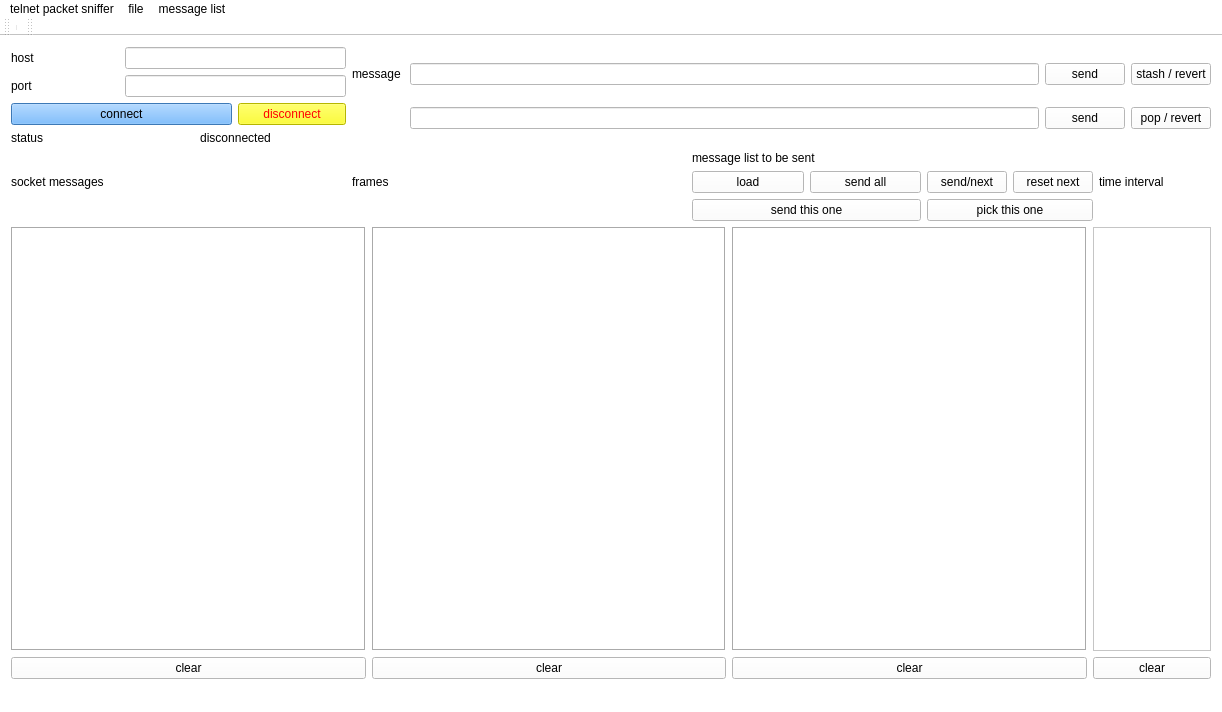
First picture: the form in telnetPacketSniffer/mainwindow.ui, repository cf16/qt, before the edit.
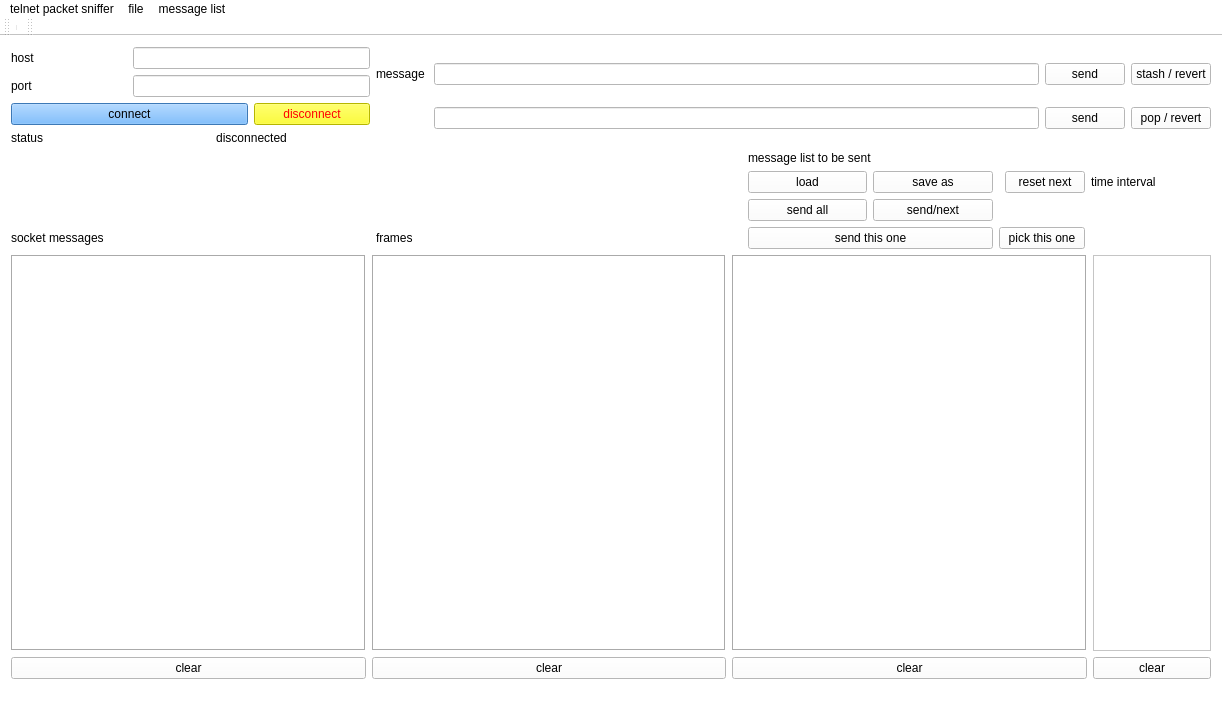
Second picture: the form after the edit.

Patch:
```diff
--- a/telnetPacketSniffer/mainwindow.ui
+++ b/telnetPacketSniffer/mainwindow.ui
@@ -30,14 +30,7 @@
     </sizepolicy>
    </property>
    <layout class="QGridLayout" name="gridLayout_3">
-    <item row="3" column="4">
-     <widget class="QPushButton" name="sendNextMsgListButton">
-      <property name="text">
-       <string>send/next</string>
-      </property>
-     </widget>
-    </item>
-    <item row="3" column="6">
+    <item row="4" column="7">
      <widget class="QLabel" name="timeLabel">
       <property name="sizePolicy">
        <sizepolicy hsizetype="Preferred" vsizetype="Preferred">
@@ -50,47 +43,28 @@
       </property>
      </widget>
     </item>
-    <item row="4" column="2" colspan="2">
+    <item row="6" column="3" colspan="2">
      <widget class="QPushButton" name="sendThisOneBtn">
       <property name="text">
        <string>send this one</string>
       </property>
      </widget>
     </item>
-    <item row="3" column="2">
-     <widget class="QPushButton" name="loadListMsgButton">
-      <property name="sizePolicy">
-       <sizepolicy hsizetype="Minimum" vsizetype="Fixed">
-        <horstretch>1</horstretch>
-        <verstretch>0</verstretch>
-       </sizepolicy>
-      </property>
+    <item row="4" column="6">
+     <widget class="QPushButton" name="resetNextBtn">
       <property name="text">
-       <string>load</string>
+       <string>reset next</string>
       </property>
      </widget>
     </item>
-    <item row="3" column="3">
-     <widget class="QPushButton" name="sendAllMsgListButton">
-      <property name="sizePolicy">
-       <sizepolicy hsizetype="Minimum" vsizetype="Fixed">
-        <horstretch>1</horstretch>
-        <verstretch>0</verstretch>
-       </sizepolicy>
-      </property>
-      <property name="text">
-       <string>send all</string>
-      </property>
-     </widget>
-    </item>
-    <item row="4" column="4" colspan="2">
+    <item row="6" column="5" colspan="2">
      <widget class="QPushButton" name="pickThisOneBtn">
       <property name="text">
        <string>pick this one</string>
       </property>
      </widget>
     </item>
-    <item row="5" column="0" colspan="7">
+    <item row="7" column="0" colspan="8">
      <layout class="QGridLayout" name="gridLayout_2">
       <item row="0" column="0">
        <widget class="QPlainTextEdit" name="msgsPlainTextEdit">
@@ -192,7 +166,7 @@
       </item>
      </layout>
     </item>
-    <item row="0" column="1" colspan="6">
+    <item row="0" column="1" colspan="7">
      <layout class="QGridLayout" name="gridLayout_4">
       <item row="1" column="2">
        <widget class="QPushButton" name="sendStashedBtn">
@@ -244,7 +218,7 @@
       </item>
      </layout>
     </item>
-    <item row="1" column="2" colspan="2">
+    <item row="1" column="3" colspan="2">
      <widget class="QLabel" name="msgListLabel">
       <property name="sizePolicy">
        <sizepolicy hsizetype="Preferred" vsizetype="Preferred">
@@ -260,45 +234,6 @@
       </property>
      </widget>
     </item>
-    <item row="3" column="5">
-     <widget class="QPushButton" name="resetNextBtn">
-      <property name="text">
-       <string>reset next</string>
-      </property>
-     </widget>
-    </item>
-    <item row="3" column="0">
-     <widget class="QLabel" name="socketMessagesLabel">
-      <property name="sizePolicy">
-       <sizepolicy hsizetype="Preferred" vsizetype="Preferred">
-        <horstretch>3</horstretch>
-        <verstretch>0</verstretch>
-       </sizepolicy>
-      </property>
-      <property name="styleSheet">
-       <string notr="true"/>
-      </property>
-      <property name="text">
-       <string>socket messages</string>
-      </property>
-     </widget>
-    </item>
-    <item row="3" column="1">
-     <widget class="QLabel" name="framesLabel">
-      <property name="sizePolicy">
-       <sizepolicy hsizetype="Preferred" vsizetype="Preferred">
-        <horstretch>3</horstretch>
-        <verstretch>0</verstretch>
-       </sizepolicy>
-      </property>
-      <property name="styleSheet">
-       <string notr="true"/>
-      </property>
-      <property name="text">
-       <string>frames</string>
-      </property>
-     </widget>
-    </item>
     <item row="0" column="0">
      <layout class="QGridLayout" name="gridLayout">
       <item row="0" column="0">
@@ -569,6 +504,78 @@
       </item>
      </layout>
     </item>
+    <item row="5" column="3">
+     <widget class="QPushButton" name="sendAllMsgListButton">
+      <property name="sizePolicy">
+       <sizepolicy hsizetype="Minimum" vsizetype="Fixed">
+        <horstretch>1</horstretch>
+        <verstretch>0</verstretch>
+       </sizepolicy>
+      </property>
+      <property name="text">
+       <string>send all</string>
+      </property>
+     </widget>
+    </item>
+    <item row="5" column="4">
+     <widget class="QPushButton" name="sendNextMsgListButton">
+      <property name="text">
+       <string>send/next</string>
+      </property>
+     </widget>
+    </item>
+    <item row="4" column="4">
+     <widget class="QPushButton" name="saveAsListMsgBtn">
+      <property name="text">
+       <string>save as</string>
+      </property>
+     </widget>
+    </item>
+    <item row="4" column="3">
+     <widget class="QPushButton" name="loadListMsgBtn">
+      <property name="sizePolicy">
+       <sizepolicy hsizetype="Minimum" vsizetype="Fixed">
+        <horstretch>1</horstretch>
+        <verstretch>0</verstretch>
+       </sizepolicy>
+      </property>
+      <property name="text">
+       <string>load</string>
+      </property>
+     </widget>
+    </item>
+    <item row="6" column="0">
+     <widget class="QLabel" name="socketMessagesLabel">
+      <property name="sizePolicy">
+       <sizepolicy hsizetype="Preferred" vsizetype="Preferred">
+        <horstretch>3</horstretch>
+        <verstretch>0</verstretch>
+       </sizepolicy>
+      </property>
+      <property name="styleSheet">
+       <string notr="true"/>
+      </property>
+      <property name="text">
+       <string>socket messages</string>
+      </property>
+     </widget>
+    </item>
+    <item row="6" column="1">
+     <widget class="QLabel" name="framesLabel">
+      <property name="sizePolicy">
+       <sizepolicy hsizetype="Preferred" vsizetype="Preferred">
+        <horstretch>3</horstretch>
+        <verstretch>0</verstretch>
+       </sizepolicy>
+      </property>
+      <property name="styleSheet">
+       <string notr="true"/>
+      </property>
+      <property name="text">
+       <string>frames</string>
+      </property>
+     </widget>
+    </item>
    </layout>
   </widget>
   <widget class="QMenuBar" name="menuBar">
```
